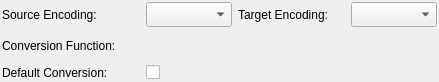
Old version of the form libpgmodeler_ui/ui/conversionwidget.ui in the repository pgmodeler/pgmodeler.
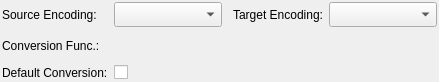
New version of the form.

```diff
--- a/libpgmodeler_ui/ui/conversionwidget.ui
+++ b/libpgmodeler_ui/ui/conversionwidget.ui
@@ -36,7 +36,7 @@
      </property>
      <property name="minimumSize">
       <size>
-       <width>107</width>
+       <width>0</width>
        <height>0</height>
       </size>
      </property>
@@ -56,6 +56,12 @@
      <property name="enabled">
       <bool>true</bool>
      </property>
+     <property name="sizePolicy">
+      <sizepolicy hsizetype="Expanding" vsizetype="Fixed">
+       <horstretch>0</horstretch>
+       <verstretch>0</verstretch>
+      </sizepolicy>
+     </property>
      <property name="minimumSize">
       <size>
        <width>0</width>
@@ -74,7 +80,7 @@
      </property>
      <property name="minimumSize">
       <size>
-       <width>107</width>
+       <width>0</width>
        <height>0</height>
       </size>
      </property>
@@ -87,6 +93,9 @@
      <property name="text">
       <string>Target Encoding:</string>
      </property>
+     <property name="indent">
+      <number>5</number>
+     </property>
     </widget>
    </item>
    <item row="0" column="3">
@@ -94,6 +103,12 @@
      <property name="enabled">
       <bool>true</bool>
      </property>
+     <property name="sizePolicy">
+      <sizepolicy hsizetype="Expanding" vsizetype="Fixed">
+       <horstretch>0</horstretch>
+       <verstretch>0</verstretch>
+      </sizepolicy>
+     </property>
      <property name="minimumSize">
       <size>
        <width>0</width>
@@ -112,18 +127,18 @@
      </property>
      <property name="minimumSize">
       <size>
-       <width>138</width>
+       <width>0</width>
        <height>0</height>
       </size>
      </property>
      <property name="maximumSize">
       <size>
-       <width>121</width>
+       <width>16777215</width>
        <height>16777215</height>
       </size>
      </property>
      <property name="text">
-      <string>Conversion Function:</string>
+      <string>Conversion Func.:</string>
      </property>
     </widget>
    </item>
@@ -150,7 +165,7 @@
      </property>
      <property name="minimumSize">
       <size>
-       <width>50</width>
+       <width>0</width>
        <height>0</height>
       </size>
      </property>
@@ -165,8 +180,14 @@
      </property>
     </widget>
    </item>
-   <item row="2" column="1">
+   <item row="2" column="1" colspan="3">
     <widget class="QCheckBox" name="default_conv_chk">
+     <property name="sizePolicy">
+      <sizepolicy hsizetype="Expanding" vsizetype="Fixed">
+       <horstretch>0</horstretch>
+       <verstretch>0</verstretch>
+      </sizepolicy>
+     </property>
      <property name="text">
       <string/>
      </property>
```
